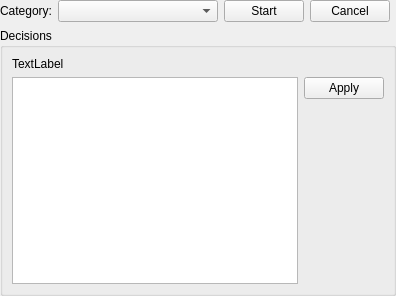
Above: webexshell/mainwindow.ui from KDE/nepomuk-web-extractor before the change. Below: the same form after it.
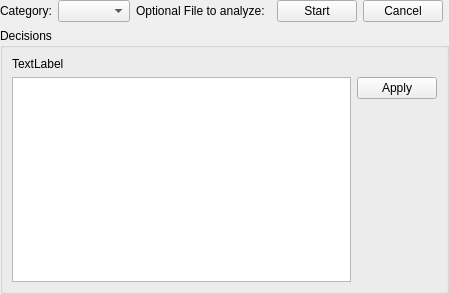
That is the form after the change. Custom widgets are drawn as their Qt base class.

Diff of the .ui file:
```diff
--- a/webexshell/mainwindow.ui
+++ b/webexshell/mainwindow.ui
@@ -6,8 +6,8 @@
    <rect>
     <x>0</x>
     <y>0</y>
-    <width>396</width>
-    <height>296</height>
+    <width>394</width>
+    <height>294</height>
    </rect>
   </property>
   <property name="windowTitle">
@@ -28,27 +28,27 @@
     <widget class="KComboBox" name="m_comboCategory">
      <property name="sizePolicy">
       <sizepolicy hsizetype="Preferred" vsizetype="Fixed">
-       <horstretch>1</horstretch>
+       <horstretch>0</horstretch>
        <verstretch>0</verstretch>
       </sizepolicy>
      </property>
     </widget>
    </item>
-   <item row="0" column="2">
+   <item row="0" column="4">
     <widget class="KPushButton" name="m_buttonStart">
      <property name="text">
       <string>Start</string>
      </property>
     </widget>
    </item>
-   <item row="0" column="3">
+   <item row="0" column="5">
     <widget class="KPushButton" name="m_buttonCancel">
      <property name="text">
       <string>Cancel</string>
      </property>
     </widget>
    </item>
-   <item row="1" column="0" colspan="5">
+   <item row="1" column="0" colspan="7">
     <widget class="QGroupBox" name="m_decisionGroup">
      <property name="title">
       <string>Decisions</string>
@@ -98,9 +98,24 @@
      </layout>
     </widget>
    </item>
+   <item row="0" column="3">
+    <widget class="KUrlRequester" name="m_editFile"/>
+   </item>
+   <item row="0" column="2">
+    <widget class="QLabel" name="label_2">
+     <property name="text">
+      <string>Optional File to analyze:</string>
+     </property>
+    </widget>
+   </item>
   </layout>
  </widget>
  <customwidgets>
+  <customwidget>
+   <class>KUrlRequester</class>
+   <extends>QFrame</extends>
+   <header>kurlrequester.h</header>
+  </customwidget>
   <customwidget>
    <class>KPushButton</class>
    <extends>QPushButton</extends>
```
